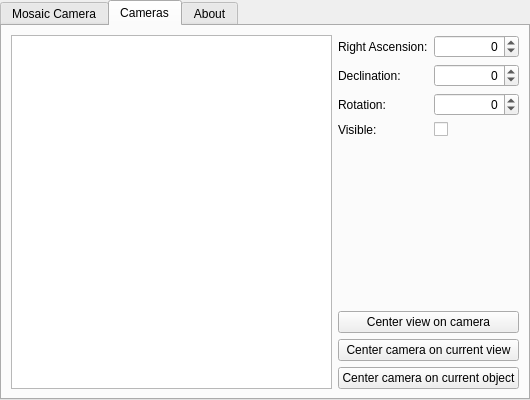
Before: the Qt Designer form plugins/MosaicCamera/src/gui/mosaicCameraDialog.ui in Stellarium/stellarium, drawn with Qt 5.
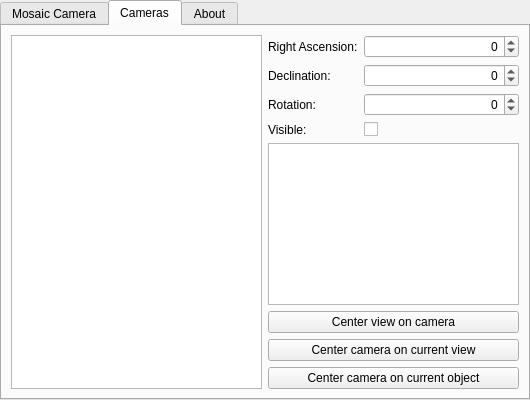
After: the same form once the commit is applied. The open tabs and pages were chosen to show the change. Custom widgets are drawn as their Qt base class.

Commit message: move camera name and description to JSON and display in camera selection instead of about

```diff
--- a/plugins/MosaicCamera/src/gui/mosaicCameraDialog.ui
+++ b/plugins/MosaicCamera/src/gui/mosaicCameraDialog.ui
@@ -111,16 +111,10 @@
       <layout class="QHBoxLayout" name="horizontalLayout1">
        <item>
         <widget class="QListWidget" name="cameraListWidget">
-         <property name="sizePolicy">
-          <sizepolicy hsizetype="Expanding" vsizetype="Expanding">
-           <horstretch>1</horstretch>
-           <verstretch>0</verstretch>
-          </sizepolicy>
-         </property>
         </widget>
        </item>
        <item>
-        <layout class="QVBoxLayout" name="verticalLayout_3">
+        <layout class="QVBoxLayout" name="verticalLayout_3" stretch="1,1,0,0,0,0">
          <item>
           <layout class="QFormLayout" name="formLayout">
            <item row="0" column="0">
@@ -193,20 +187,14 @@
            <item row="3" column="1">
             <widget class="QCheckBox" name="visibleCheckBox"/>
            </item>
-          </layout>
+         <item row="4" column="0" colspan="2">
+         <widget class="QTextBrowser" name="cameraTextBrowser">
+         <property name="openExternalLinks">
+             <bool>true</bool>
+         </property>
+         </widget>
          </item>
-         <item>
-          <spacer name="verticalSpacer1">
-           <property name="orientation">
-            <enum>Qt::Vertical</enum>
-           </property>
-           <property name="sizeHint" stdset="0">
-            <size>
-             <width>20</width>
-             <height>40</height>
-            </size>
-           </property>
-          </spacer>
+          </layout>
          </item>
          <item>
           <widget class="QPushButton" name="setViewToCameraButton">
```
The commit also changes 15 other files.
